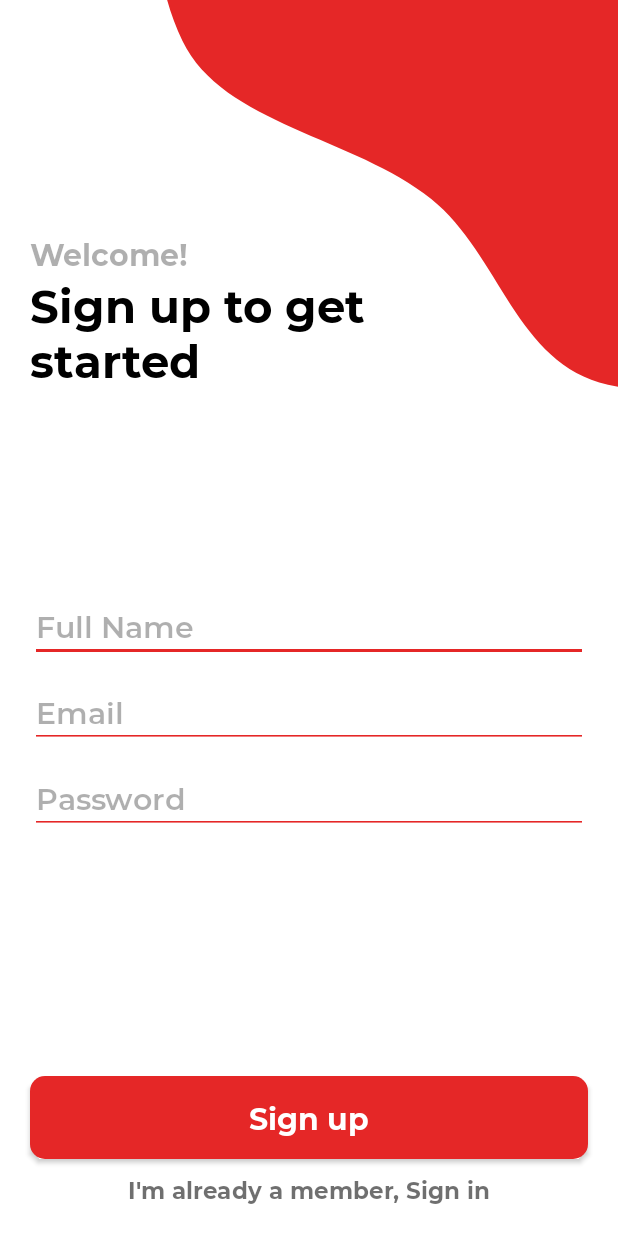
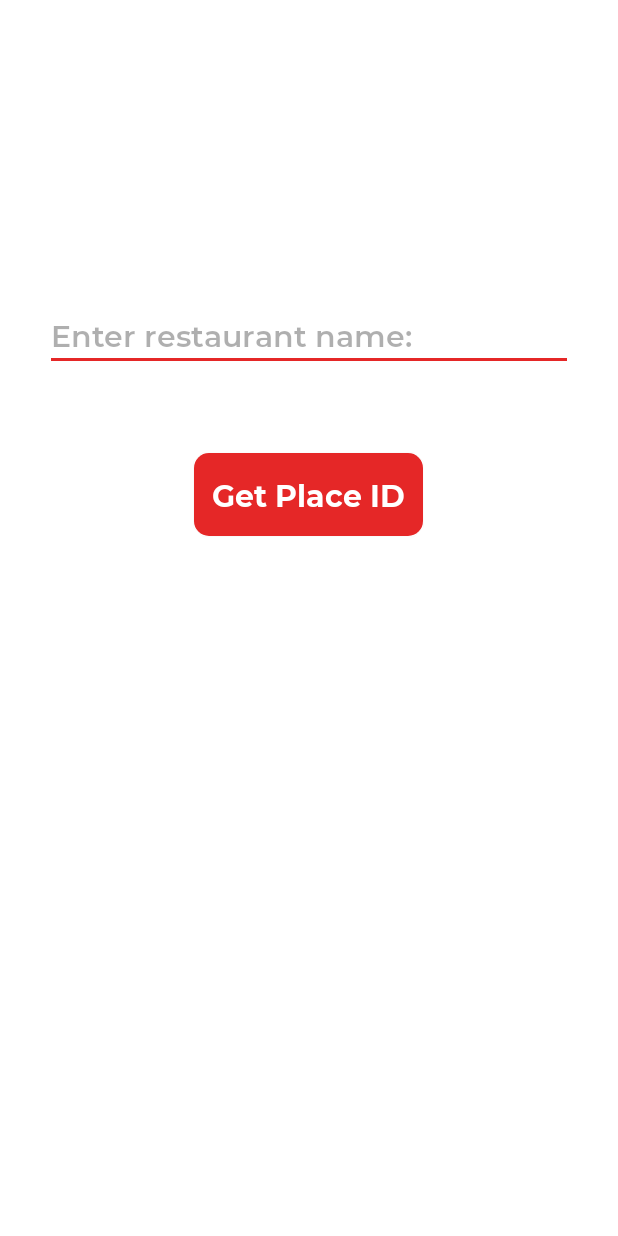
Before and after one commit to sarahmcney/RU2GOOD2GO, an Android app: the screen it shows after launch (SignUp before the commit, PlacesTest after it), after a tap on an icon or button, on a phone screen of 412 x 824 dp. Run offline under Robolectric (Android 15) with nearby library versions, the phone set to English and light mode, and no system bars; our stand-ins replace data binding.

Commit message:
created PlacesTest activity to test places api (broken)

```diff
--- /dev/null
+++ b/app/src/main/java/com/example/ru2good2go/PlacesTest.kt
@@ -0,0 +1,35 @@
+package com.example.ru2good2go
+
+import androidx.appcompat.app.AppCompatActivity
+import android.os.Bundle
+import androidx.lifecycle.ViewModelProvider
+import com.example.ru2good2go.databinding.ActivityPlacesTestBinding
+import network.PlaceViewModel
+
+/*i set up a new activity just to test the places api: the user enters a restaurant name and the
+corresponding place ID should appear on screen. clicking the sign up textView at the bottom of the
+sign in activity will start this activity. i did the network requests the same way we did during the
+accelerator but i'm getting the following error and i'm not sure how to fix it: Phenotype API error.
+Event # cphj@46c4bb3f, EventCode: 12*/
+//once i figure out how to get place IDs i can delete this activity
+
+class PlacesTest : AppCompatActivity() {
+    private lateinit var binding: ActivityPlacesTestBinding
+    private val viewModel: PlaceViewModel by lazy {
+        ViewModelProvider(this).get(PlaceViewModel::class.java)
+    }
+    override fun onCreate(savedInstanceState: Bundle?) {
+        super.onCreate(savedInstanceState)
+        //setContentView(R.layout.activity_places_test)
+        binding = ActivityPlacesTestBinding.inflate(layoutInflater)
+        setContentView(binding.root)
+
+        binding.lifecycleOwner = this
+        binding.viewModel = viewModel
+
+        binding.placeIDButton.setOnClickListener {
+            val input = binding.placeEditText.text.toString()
+            viewModel.showPlace(input)
+        }
+    }
+}
--- a/app/src/main/java/com/example/ru2good2go/SignIn.kt
+++ b/app/src/main/java/com/example/ru2good2go/SignIn.kt
@@ -28,7 +28,8 @@ class SignIn : AppCompatActivity() {
         val signUpLink = findViewById<TextView>(R.id.linkToSignup)
 
         signUpLink.setOnClickListener {
-            val intent = Intent(this, SignUp::class.java)
+            //val intent = Intent(this, SignUp::class.java)
+            val intent = Intent(this, PlacesTest::class.java) //starts placesTest activity for now, will update when done
             startActivity(intent)
         }
 
--- a/app/src/main/java/com/example/ru2good2go/SignUp.kt
+++ b/app/src/main/java/com/example/ru2good2go/SignUp.kt
@@ -3,6 +3,7 @@ package com.example.ru2good2go
 import android.content.Intent
 import androidx.appcompat.app.AppCompatActivity
 import android.os.Bundle
+import android.util.Log
 import android.view.View
 import android.view.Window
 import android.view.WindowManager
@@ -15,17 +16,19 @@ import androidx.lifecycle.ViewModelProviders
 import com.example.ru2good2go.databinding.ActivitySignUpBinding
 
 class SignUp : AppCompatActivity() {
-    private val viewModel: PlaceViewModel by lazy {
+    /*private val viewModel: PlaceViewModel by lazy {
         ViewModelProvider(this).get(PlaceViewModel::class.java)
     }
-    private lateinit var binding: ActivitySignUpBinding
+    private lateinit var binding: ActivitySignUpBinding*/
     override fun onCreate(savedInstanceState: Bundle?) {
         super.onCreate(savedInstanceState)
         requestWindowFeature(Window.FEATURE_NO_TITLE)
         this.getWindow().setFlags(WindowManager.LayoutParams.FLAG_FULLSCREEN, WindowManager.LayoutParams.FLAG_FULLSCREEN)
-        setContentView(R.layout.activity_sign_up)
-
-
+        //setContentView(R.layout.activity_sign_up)
+        //binding = ActivitySignUpBinding.inflate(layoutInflater)
+        //setContentView(binding.root)
+        //binding.lifecycleOwner = this
+        //binding.viewModel = viewModel
 
         val fullNameEditText = findViewById<EditText>(R.id.fullNameEditText)
         val emailEditText = findViewById<EditText>(R.id.emailEditText)
@@ -35,6 +38,8 @@ class SignUp : AppCompatActivity() {
 
         val signUpButton = findViewById<Button>(R.id.signUpButton)
         val signInLink = findViewById<TextView>(R.id.linkToSignIn)
+        //val signUpButton: Button = binding.signUpButton
+        //val signInLink: TextView = binding.linkToSignIn
 
         signInLink.setOnClickListener {
             val intent = Intent(this, SignIn::class.java)
--- /dev/null
+++ b/app/src/main/java/network/PlaceViewModel.kt
@@ -0,0 +1,24 @@
+package network
+
+import android.content.res.Resources
+import android.provider.Settings.Global.getString
+import androidx.lifecycle.LiveData
+import androidx.lifecycle.MutableLiveData
+import androidx.lifecycle.ViewModel
+import androidx.lifecycle.viewModelScope
+import com.example.ru2good2go.R
+import kotlinx.coroutines.Dispatchers
+import kotlinx.coroutines.launch
+//FOLLOWING RUMAD RECORDING
+class PlaceViewModel : ViewModel() {
+    private val _currentPlace = MutableLiveData<PlaceWithID>()
+    val currentPlace: LiveData<PlaceWithID>
+        get() = _currentPlace
+
+    fun showPlace(input: String) {
+        viewModelScope.launch(Dispatchers.IO) {
+            val place = PlacesAPI.retrofitService.getPlace(Resources.getSystem().getString(R.string.google_services_api_key), input, "textquery")
+            _currentPlace.postValue(place)
+        }
+    }
+}
--- /dev/null
+++ b/app/src/main/res/layout/activity_places_test.xml
@@ -0,0 +1,80 @@
+<?xml version="1.0" encoding="utf-8"?>
+<layout xmlns:android="http://schemas.android.com/apk/res/android"
+    xmlns:app="http://schemas.android.com/apk/res-auto"
+    xmlns:tools="http://schemas.android.com/tools">
+
+    <data>
+        <variable
+            name="viewModel"
+            type="network.PlaceViewModel"/>
+    </data>
+
+<androidx.constraintlayout.widget.ConstraintLayout
+    android:layout_width="match_parent"
+    android:layout_height="match_parent"
+    tools:context=".PlacesTest">
+
+    <EditText
+        android:id="@+id/placeEditText"
+        android:layout_width="match_parent"
+        android:layout_height="wrap_content"
+        android:layout_marginTop="200dp"
+        android:autofillHints="Enter restaurant name:"
+        android:backgroundTint="@color/red"
+        android:fontFamily="@font/montserrat_semibold"
+        android:hint="Enter restaurant name:"
+        android:inputType="text"
+        android:textColor="@color/darkGray"
+        android:textColorHint="@color/lightGray"
+        android:textSize="20sp"
+        android:layout_marginLeft="30dp"
+        android:layout_marginRight="30dp"
+        app:layout_constraintEnd_toEndOf="parent"
+        app:layout_constraintStart_toStartOf="parent"
+        app:layout_constraintTop_toTopOf="parent" />
+
+    <Button
+        android:id="@+id/placeIDButton"
+        android:layout_width="wrap_content"
+        android:layout_height="55dp"
+        android:background="@drawable/rounded_corners"
+        android:clickable="true"
+        android:focusable="true"
+        android:fontFamily="@font/montserrat_bold"
+        android:gravity="center"
+        android:padding="12dp"
+        android:text="Get Place ID"
+        android:textAllCaps="false"
+        android:textColor="#FFFFFF"
+        android:textSize="20sp"
+        android:visibility="visible"
+        app:layout_constraintBottom_toBottomOf="parent"
+        app:layout_constraintEnd_toEndOf="parent"
+        app:layout_constraintHorizontal_bias="0.498"
+        app:layout_constraintStart_toStartOf="parent"
+        app:layout_constraintTop_toBottomOf="@+id/placeEditText"
+        app:layout_constraintVertical_bias="0.105" />
+
+    <TextView
+        android:id="@+id/placeIDText"
+        android:layout_width="match_parent"
+        android:layout_height="wrap_content"
+        android:layout_alignParentBottom="true"
+        android:layout_marginTop="88dp"
+        android:clickable="true"
+        android:focusable="true"
+        android:fontFamily="@font/montserrat_bold"
+        android:gravity="center"
+        android:text="@{viewModel.currentPlace == null ? &quot;&quot; : viewModel.currentPlace.status}"
+        android:textColor="@color/darkGray"
+        android:textSize="20sp"
+        app:layout_constraintBottom_toBottomOf="parent"
+        app:layout_constraintEnd_toEndOf="parent"
+        app:layout_constraintHorizontal_bias="0.0"
+        app:layout_constraintStart_toStartOf="parent"
+        app:layout_constraintTop_toBottomOf="@+id/placeIDButton"
+        app:layout_constraintVertical_bias="0.0" />
+
+
+</androidx.constraintlayout.widget.ConstraintLayout>
+</layout>
```
Also changed, not shown: app/build.gradle (+9 -0 lines), app/src/main/AndroidManifest.xml (+10 -6 lines), app/src/main/java/com/example/ru2good2go/PlaceViewModel.kt (deleted, +0 -45 lines), app/src/main/java/com/example/ru2good2go/PlaceWithID.kt (deleted, +0 -7 lines), app/src/main/java/com/example/ru2good2go/PlacesAPIService.kt (deleted, +0 -31 lines), app/src/main/java/network/PlaceWithID.kt (added, +14 -0 lines), app/src/main/java/network/PlacesAPIService.kt (added, +31 -0 lines), app/src/main/res/layout/activity_sign_up.xml (+10 -2 lines), app/src/main/res/layout/offer_item.xml (+8 -3 lines), app/src/main/java/com/example/ru2good2go/Feed.kt (line endings or trailing spaces).
